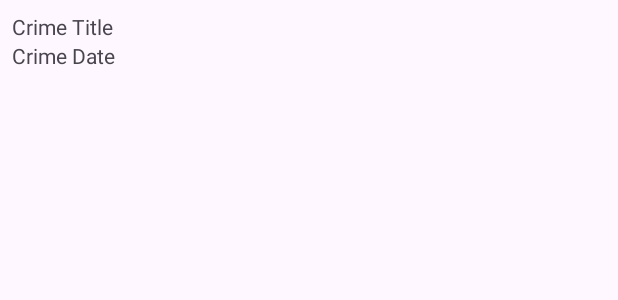
After one commit to therealtommy/CriminalIntent, an Android app: the layout list_item_crime.xml on its own in the app's theme, with its tools: preview values and no code run, on a phone screen of 412 x 824 dp. The commit adds this screen. Shown: the top 300 px of the screen. Run offline under Robolectric (Android 15) with nearby library versions, the phone set to English and light mode, and no system bars.

Commit message:
Create layout for Crime list

```diff
--- a/app/src/main/java/com/example/criminalintent/MainActivity.kt
+++ b/app/src/main/java/com/example/criminalintent/MainActivity.kt
@@ -7,6 +7,7 @@ import androidx.appcompat.app.AppCompatActivity
 import androidx.core.view.ViewCompat
 import androidx.core.view.WindowInsetsCompat
 import androidx.lifecycle.ViewModelProvider
+import com.example.criminalintent.CrimeListFragment
 
 class MainActivity : AppCompatActivity() {
     override fun onCreate(savedInstanceState: Bundle?) {
@@ -16,7 +17,7 @@ class MainActivity : AppCompatActivity() {
         val currentFragment =
             supportFragmentManager.findFragmentById(R.id.fragment_container)
         if (currentFragment == null) {
-            val fragment = CrimeFragment()
+            val fragment = CrimeListFragment.newInstance()
             supportFragmentManager.beginTransaction().add(R.id.fragment_container, fragment).commit()
         }
 
--- /dev/null
+++ b/app/src/main/res/layout/list_item_crime.xml
@@ -0,0 +1,18 @@
+<?xml version="1.0" encoding="utf-8"?>
+<LinearLayout
+    xmlns:android="http://schemas.android.com/apk/res/android"
+    android:orientation="vertical"
+    android:layout_width="match_parent"
+    android:layout_height="wrap_content"
+    android:padding="8dp">
+    <TextView
+        android:id="@+id/crime_title"
+        android:layout_width="match_parent"
+        android:layout_height="wrap_content"
+        android:text="Crime Title"/>
+    <TextView
+        android:id="@+id/crime_date"
+        android:layout_width="match_parent"
+        android:layout_height="wrap_content"
+        android:text="Crime Date"/>
+</LinearLayout>
```
Also changed, not shown: app/src/main/java/com/example/criminalintent/CrimeListFragment.kt (+18 -1 lines).
